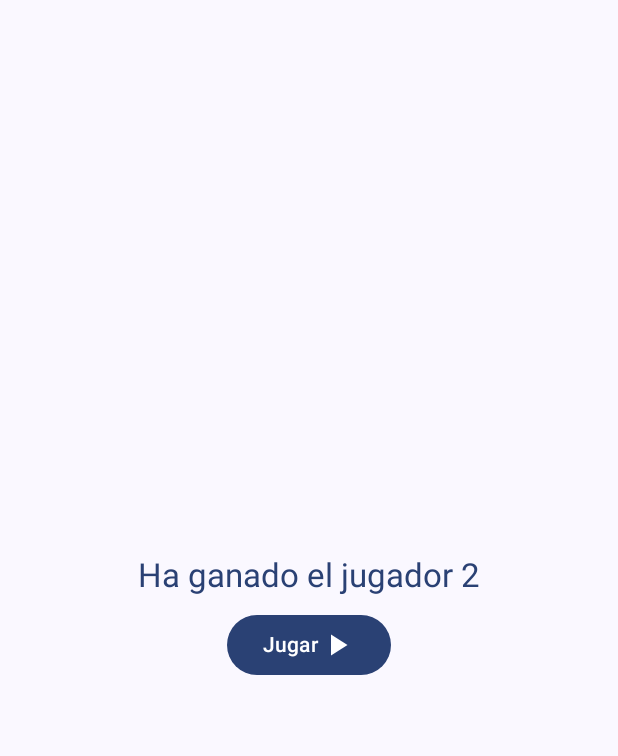
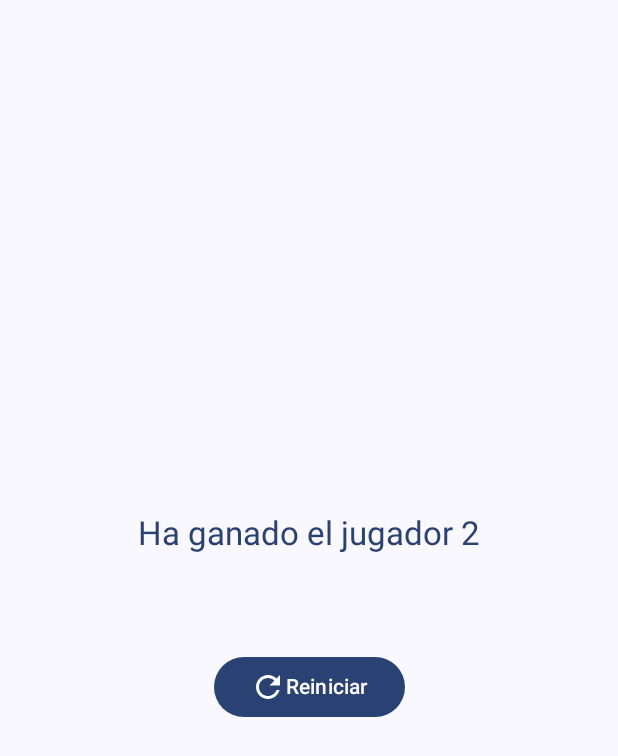
Before and after one commit to Drenghist/testExamen, an Android app built with Jetpack Compose: the Game screen opened through its navigation route, after a tap on "Terminar partida", on a phone screen of 412 x 824 dp. Shown: the top 756 px of the screen. Run offline under Robolectric (Android 15) with nearby library versions, the phone set to English and light mode, and no system bars; 2 other taps on this screen came first.

Commit message:
Segunda versión, funcional completa

```diff
--- a/app/src/main/java/com/example/testexamen/navigation/AppNavigation.kt
+++ b/app/src/main/java/com/example/testexamen/navigation/AppNavigation.kt
@@ -1,5 +1,6 @@
 package com.example.testexamen.navigation
 
+import androidx.activity.compose.BackHandler
 import androidx.compose.runtime.Composable
 import androidx.compose.runtime.collectAsState
 import androidx.compose.runtime.getValue
@@ -23,6 +24,8 @@ fun AppNavigation(
 
     NavHost(navController, startDestination = AppScreens.Home.route) {
         composable(AppScreens.Home.route){
+            BackHandler(true) {
+            }
             Home(
                 goGame = {
                     navController.navigate(route = AppScreens.Game.route)
@@ -39,6 +42,7 @@ fun AppNavigation(
                 player1Click = {gameViewModel.player1Click()},
                 player2Click = {gameViewModel.player2Click()},
                 escogeGanador = {gameViewModel.updateGanador()},
+                goBack = {navController.popBackStack()}
             )
         }
         composable(AppScreens.GameOver.route){
@@ -46,6 +50,9 @@ fun AppNavigation(
                 winner = gameUiState.winner,
                 goHome = {
                     navController.navigate(route = AppScreens.Home.route)
+                },
+                resetGame = {
+                    gameViewModel.resetGame()
                 }
             )
         }
--- a/app/src/main/java/com/example/testexamen/screens/Game.kt
+++ b/app/src/main/java/com/example/testexamen/screens/Game.kt
@@ -48,6 +48,7 @@ fun Game (
     player1Click: () -> Unit,
     player2Click: () -> Unit,
     escogeGanador: () -> Unit,
+    goBack: () -> Unit,
 ){
     Scaffold (
         topBar = {
@@ -59,7 +60,7 @@ fun Game (
                     ) {
                         IconButton(
                             //Botón de ir para atrás
-                            onClick = {},
+                            onClick = {goBack()},
                         ){
                             Icon (
                                 imageVector = Icons.AutoMirrored.Filled.ArrowBack,
@@ -87,6 +88,7 @@ fun Game (
             player1Click= player1Click,
             player2Click= player2Click,
             escogeGanador = escogeGanador,
+
         )
 
     }
@@ -101,6 +103,7 @@ fun GameContent(
     player1Click: () -> Unit,
     player2Click: () -> Unit,
     escogeGanador: () -> Unit,
+
 ){
     Column(
         modifier = modifier.fillMaxSize(),
@@ -164,6 +167,6 @@ fun GameContent(
 fun GamePreview() {
     val navController = rememberNavController()
     TestExamenTheme {
-        Game({ navController.navigate(route = AppScreens.GameOver.route)}, 0, 0, escogeGanador = {}, player1Click = {}, player2Click = {})
+        Game({ navController.navigate(route = AppScreens.GameOver.route)}, 0, 0, escogeGanador = {}, player1Click = {},goBack = {} ,player2Click = {})
     }
 }
--- a/app/src/main/java/com/example/testexamen/screens/GameOver.kt
+++ b/app/src/main/java/com/example/testexamen/screens/GameOver.kt
@@ -8,6 +8,7 @@ import androidx.compose.foundation.layout.height
 import androidx.compose.foundation.layout.padding
 import androidx.compose.material.icons.Icons
 import androidx.compose.material.icons.filled.PlayArrow
+import androidx.compose.material.icons.filled.Refresh
 import androidx.compose.material3.Button
 import androidx.compose.material3.Icon
 import androidx.compose.material3.MaterialTheme
@@ -29,13 +30,15 @@ import com.example.testexamen.ui.theme.TestExamenTheme
 fun GameOver (
     goHome: () -> Unit,
     winner : Int,
+    resetGame : () -> Unit,
     ) {
     Scaffold () {
         GameOverContent(
             // it es el padding que nos llega del Scaffold
             modifier = Modifier.padding(it),
             winner = winner,
-
+            goHome = goHome,
+            resetGame = resetGame,
         )
     }
 
@@ -44,7 +47,7 @@ fun GameOver (
 }
 
 @Composable
-fun GameOverContent (winner : Int,modifier : Modifier) {
+fun GameOverContent (winner : Int,goHome:()-> Unit,resetGame: () -> Unit,modifier : Modifier) {
     Column (
         modifier= Modifier.fillMaxSize(),
         verticalArrangement = Arrangement.Center,
@@ -55,17 +58,21 @@ fun GameOverContent (winner : Int,modifier : Modifier) {
             style = MaterialTheme.typography.titleLarge,
             color= MaterialTheme.colorScheme.primary
         )
-        Spacer(modifier = Modifier.height(4.dp))
+        Spacer(modifier = Modifier.height(64.dp))
 
-        Spacer(modifier = Modifier.height(4.dp))
+
         Button(
-            onClick = {}
+            onClick = {
+                goHome()
+                resetGame()
+
+            }
         ){
-            Text(stringResource(R.string.jugar))
             Icon(
-                imageVector = Icons.Filled.PlayArrow,
+                imageVector = Icons.Filled.Refresh,
                 contentDescription = ""
             )
+            Text(stringResource(R.string.reiniciar))
         }
 
     }
@@ -77,6 +84,6 @@ fun GameOverContent (winner : Int,modifier : Modifier) {
 fun OverPreview() {
     val navController = rememberNavController()
     TestExamenTheme {
-        GameOver({ navController.navigate(route = AppScreens.GameOver.route)},0)
+        GameOver({ navController.navigate(route = AppScreens.GameOver.route)},0, {})
     }
 }
--- a/app/src/main/java/com/example/testexamen/ui/GameUiState.kt
+++ b/app/src/main/java/com/example/testexamen/ui/GameUiState.kt
@@ -3,5 +3,5 @@ package com.example.testexamen.ui
 data class GameUiState(
     val player1Number: Int = 0,
     val player2Number: Int = 0,
-    val winner: Int = 0,
+    val winner: Int = 2131296334,
 )
--- a/app/src/main/res/values/strings.xml
+++ b/app/src/main/res/values/strings.xml
@@ -12,4 +12,6 @@
     <string name="win_p1">Ha ganado el jugador 1</string>
     <string name="win_p2">Ha ganado el jugador 2</string>
     <string name="draw">Ha habido un empate</string>
+    <string name="reiniciar">Reiniciar</string>
+    <string name="noGanador"></string>
 </resources>
```
